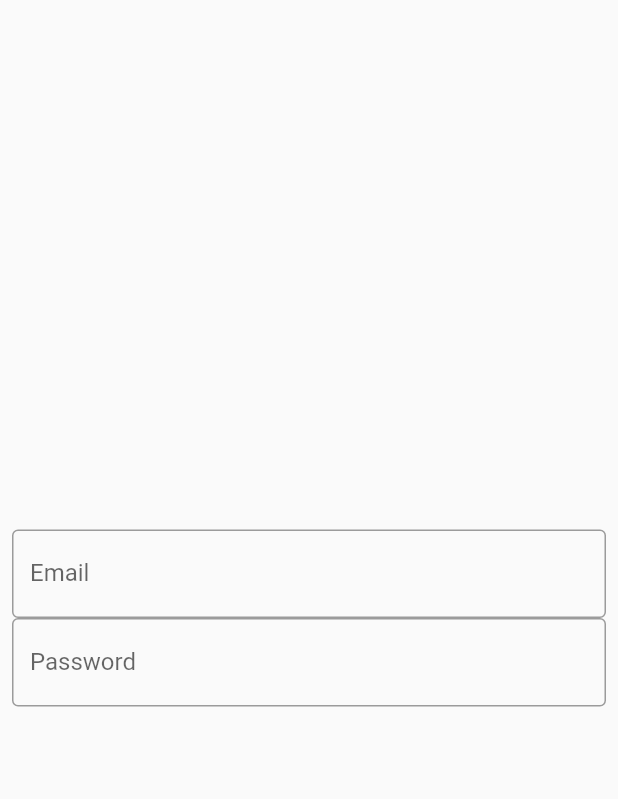
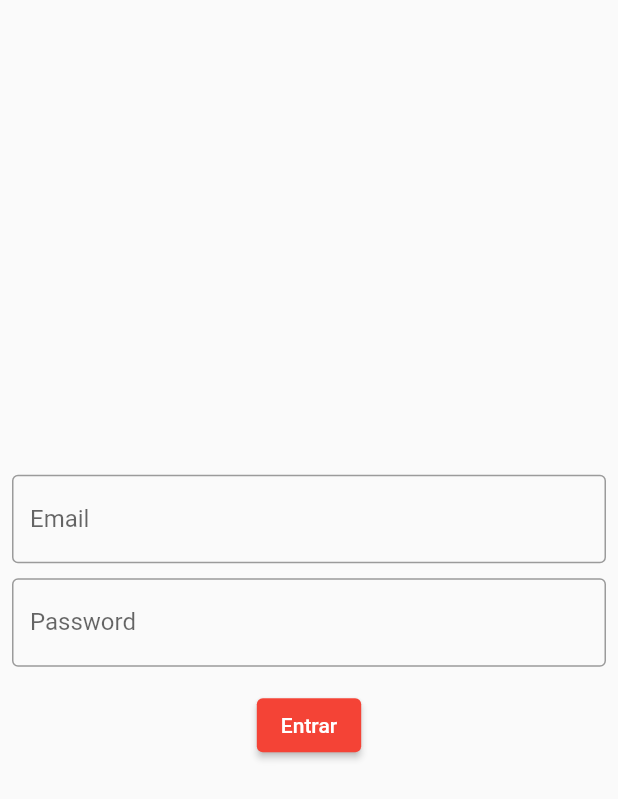
Before and after one commit to italo-mauricio/Fluttering, a Flutter app: the screen it shows after launch, on a phone screen of 412 x 824 dp. Shown: the top 799 px of the screen. Run offline on Flutter 3.47's test engine with Material 2 defaults, Android fonts, the phone set to English and light mode, and no system bars.

Commit message:
melhorando a tela de login

```diff
--- a/login_page/lib/contents/app_login.dart
+++ b/login_page/lib/contents/app_login.dart
@@ -1,8 +1,7 @@
+import 'package:flutter/foundation.dart';
 import 'package:flutter/material.dart';
 import 'package:flutter/src/widgets/framework.dart';
 import 'package:flutter/src/widgets/placeholder.dart';
-
-
 
 class LoginPage extends StatefulWidget {
   const LoginPage({super.key});
@@ -12,6 +11,9 @@ class LoginPage extends StatefulWidget {
 }
 
 class _LoginPageState extends State<LoginPage> {
+  String email = '';
+  String password = '';
+
   @override
   Widget build(BuildContext context) {
     return Material(
@@ -20,22 +22,43 @@ class _LoginPageState extends State<LoginPage> {
         height: double.infinity,
         child: Padding(
           padding: const EdgeInsets.all(8.0),
-          child: Column(
-            mainAxisAlignment: MainAxisAlignment.center,
-            children: const [
+          child: Column(mainAxisAlignment: MainAxisAlignment.center, children: [
             TextField(
+              onChanged: (text) {
+                setState(() {
+                  email = text;
+                });
+              },
               keyboardType: TextInputType.emailAddress,
-                decoration: InputDecoration(
+              decoration: const InputDecoration(
                 labelText: 'Email',
-                  border: OutlineInputBorder(),),
+                border: OutlineInputBorder(),
               ),
+            ),
+            const SizedBox(height: 10),
             TextField(
+              onChanged: (text) {
+                setState(() {
+                  password = text;
+                });
+              },
               obscureText: true,
-                decoration: InputDecoration(
+              decoration: const InputDecoration(
                 labelText: 'Password',
-                  border: OutlineInputBorder(),),
+                border: OutlineInputBorder(),
               ),
+            ),
+            const SizedBox(height: 15),
+            ElevatedButton(
+                onPressed: () {
+                  if (email.toLowerCase().trim() == 'italomauricio98@gmail.com' && password == '123') {
+                      if (kDebugMode) {
+                        print("Senha correta");
+                      }
 
+                  }
+                },
+                child: Text('Entrar'))
           ]),
         ),
       ),
```
Also changed, not shown: 1 other file. Lines whose indentation alone changed are shown as unchanged.
